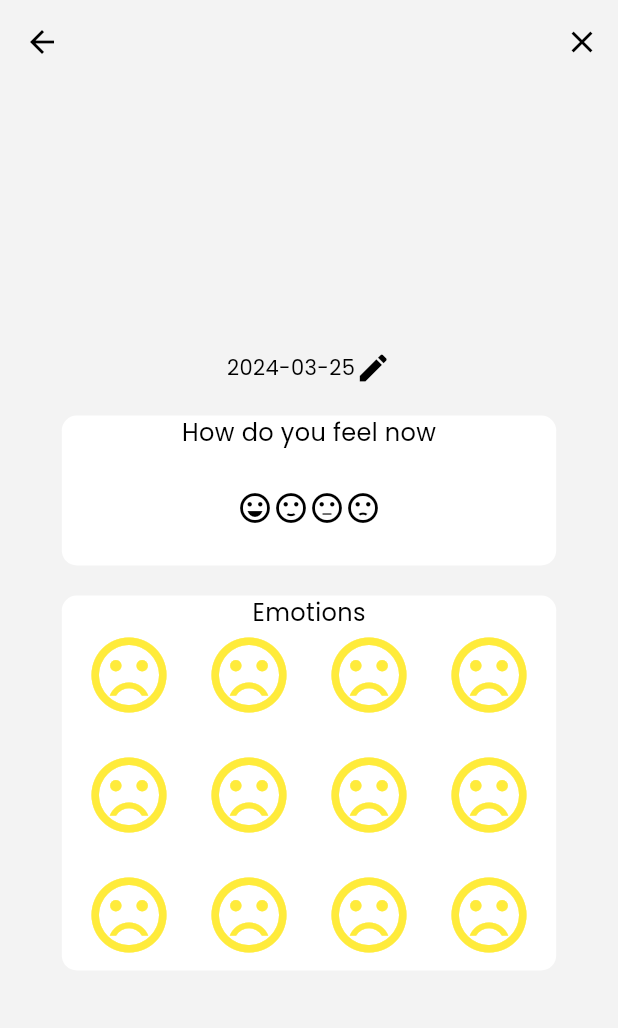
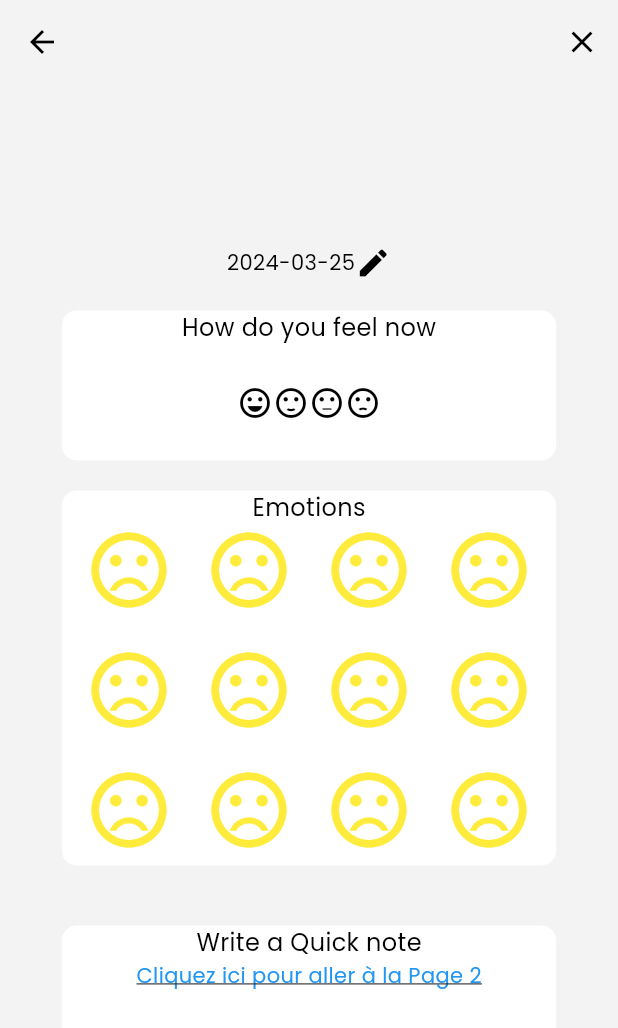
Before and after one commit to c-guill/DaylioFinal, a Flutter app: the AddNoteScreen screen opened directly, on a phone screen of 412 x 824 dp. Shown: the top 1028 px of the screen. Run offline on Flutter 3.47's test engine with Material 3 defaults, Android fonts, the light colour scheme and no system bars; our stand-ins replace firebase_core, flutter_native_splash, get, get_storage, iconsax, local_auth and 2 more; accounts and stored records are empty; project files that could hold a hidden picture were left out.

Commit message:
scrum inutile

```diff
--- a/lib/features/diary/views/note/add_note_page.dart
+++ b/lib/features/diary/views/note/add_note_page.dart
@@ -1,4 +1,5 @@
 import 'package:flutter/material.dart';
+import 'package:daylio/features/diary/views/note/write_note.dart';
 
 class AddNoteScreen extends StatelessWidget {
   const AddNoteScreen({super.key});
@@ -118,7 +119,48 @@ class AddNoteScreen extends StatelessWidget {
             ),
           ],
         ),
-
+        SizedBox(height: 40),
+        Row(
+          mainAxisAlignment: MainAxisAlignment.start,
+          children: [
+            Expanded(
+              child: FractionallySizedBox(
+              widthFactor: 0.8,
+              child: Container(
+                height: 100,
+                decoration: BoxDecoration(
+                  color: Colors.white,
+                  borderRadius: BorderRadius.circular(10),
+                ),
+                child: Column(
+                  mainAxisAlignment: MainAxisAlignment.start,
+                  children: [
+                    Text(
+                      "Write a Quick note", // Texte
+                      style: TextStyle(color: Colors.black, fontSize: 16),
+                    ),
+                    GestureDetector(
+                      onTap: () {
+                        Navigator.push(
+                          context,
+                          MaterialPageRoute(builder: (context) => WriteNoteScreen()), // Rediriger vers Page2
+                        );
+                      },
+                      child: Text(
+                        'Cliquez ici pour aller à la Page 2',
+                        style: TextStyle(
+                          color: Colors.blue, // Couleur du texte bleu pour indiquer un lien
+                          decoration: TextDecoration.underline, // Soulignez le texte pour indiquer qu'il est cliquable
+                        ),
+                      ),
+                    ),
+                  ],
+                ),
+              ),
+              ),
+            ),
+          ],
+        ),
       ],
     ),
   );
```
Also changed, not shown: lib/features/diary/views/note/write_note.dart (added, +30 -0 lines).
